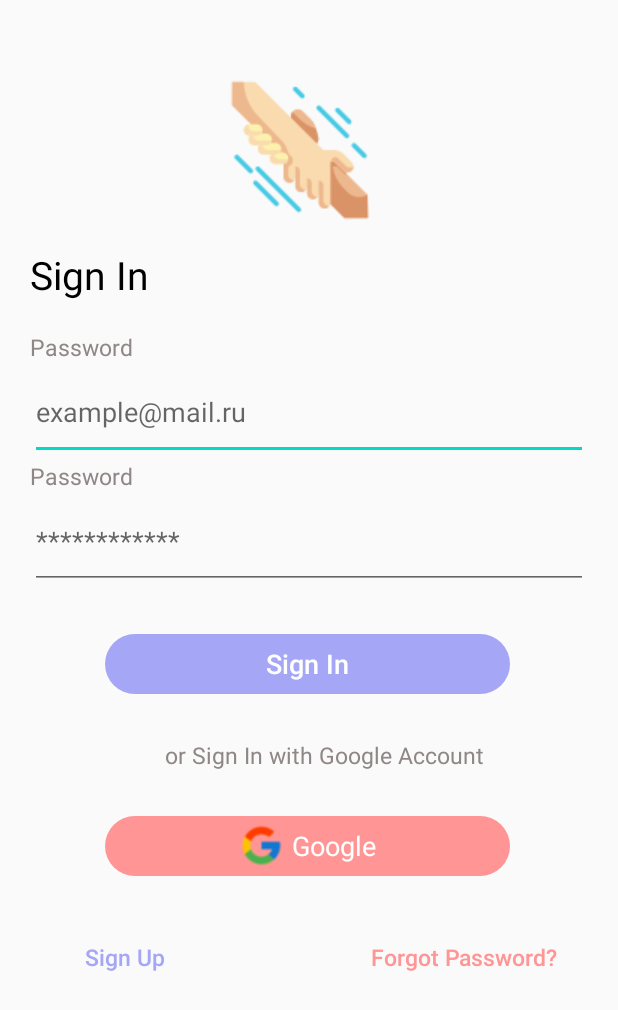
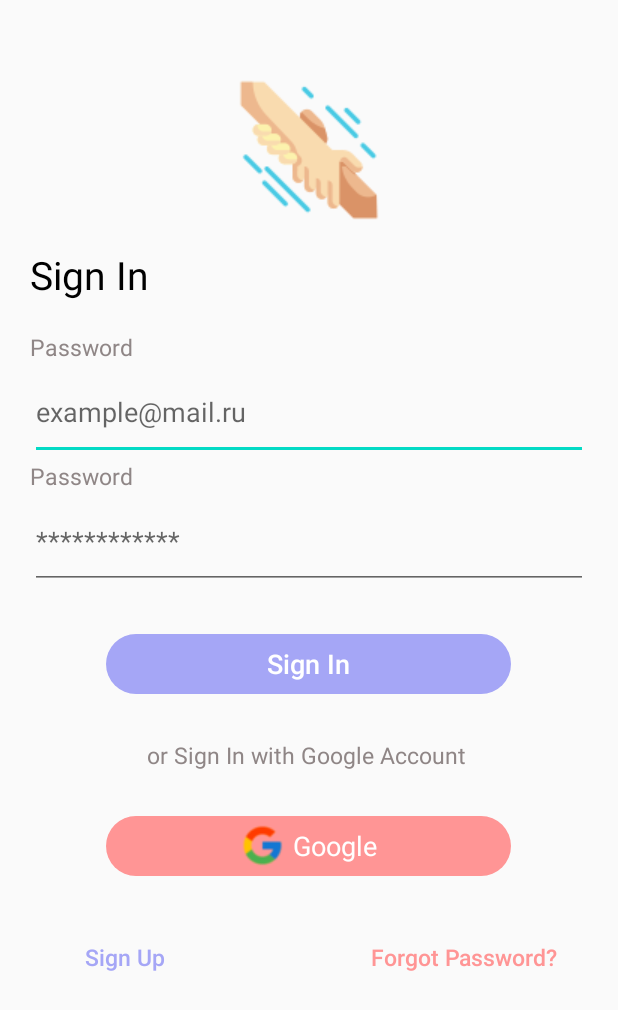
Before and after one commit to OSLL/adfmp1h22-pay-it-forward, an Android app: the screen it shows after launch (MainActivity), on a phone screen of 412 x 824 dp. Shown: the top 1010 px of the screen. Run offline under Robolectric (Android 15) with nearby library versions, the phone set to English and light mode, and no system bars.

Commit message:
add LinearLayouts

```diff
--- a/app/src/main/res/layout/activity_main.xml
+++ b/app/src/main/res/layout/activity_main.xml
@@ -6,21 +6,25 @@
     android:layout_height="match_parent"
     tools:context=".MainActivity">
 
+    <LinearLayout
+        android:id="@+id/LinearLayout"
+        android:layout_width="match_parent"
+        android:layout_height="wrap_content"
+        android:layout_marginTop="50dp"
+        android:gravity="center_horizontal">
+
         <ImageView
             android:id="@+id/icon"
             android:layout_width="wrap_content"
             android:layout_height="wrap_content"
-        android:layout_marginLeft="150dp"
-        android:layout_marginTop="50dp"
-        android:layout_marginRight="20dp"
-        android:src="@drawable/icon"
-        />
+            android:src="@drawable/icon" />
+    </LinearLayout>
 
     <TextView
         android:id="@+id/log_in"
         android:layout_width="match_parent"
         android:layout_height="wrap_content"
-        android:layout_below="@+id/icon"
+        android:layout_below="@+id/LinearLayout"
         android:layout_marginLeft="20dp"
         android:layout_marginTop="15dp"
         android:layout_marginRight="20dp"
@@ -86,16 +90,18 @@
         android:inputType="textPassword"
         android:paddingBottom="20dp" />
 
+    <LinearLayout
+        android:id="@+id/LinearLayout1"
+        android:layout_width="match_parent"
+        android:layout_height="wrap_content"
+        android:layout_below="@+id/password"
+        android:layout_marginTop="30dp"
+        android:gravity="center_horizontal">
 
         <Button
-
             android:id="@+id/login_button"
             android:layout_width="270dp"
             android:layout_height="40dp"
-        android:layout_below="@+id/password"
-        android:layout_marginLeft="70dp"
-        android:layout_marginTop="30dp"
-        android:layout_marginRight="20dp"
             android:background="@drawable/rounded_button"
             android:enabled="false"
             android:gravity="center_horizontal|center_vertical"
@@ -103,20 +109,33 @@
             android:textAllCaps="false"
             android:textColor="#FFFFFF"
             android:textSize="18sp" />
+    </LinearLayout>
+
+    <LinearLayout
+        android:id="@+id/LinearLayout2"
+        android:layout_width="match_parent"
+        android:layout_height="wrap_content"
+        android:layout_below="@+id/LinearLayout1"
+        android:layout_marginTop="30dp"
+        android:gravity="center_horizontal">
 
         <TextView
-
             android:id="@+id/orsigninwithgoogle"
             android:layout_width="match_parent"
             android:layout_height="wrap_content"
-        android:layout_below="@+id/login_button"
-        android:layout_marginLeft="110dp"
-        android:layout_marginTop="30dp"
-        android:layout_marginRight="20dp"
-        android:drawablePadding="10dp"
+            android:gravity="center_horizontal"
             android:text="or Sign In with Google Account "
             android:textColor="#8F8686"
             android:textSize="15sp" />
+    </LinearLayout>
+
+    <LinearLayout
+        android:id="@+id/LinearLayout3"
+        android:layout_width="match_parent"
+        android:layout_height="wrap_content"
+        android:layout_below="@+id/LinearLayout2"
+        android:layout_marginTop="30dp"
+        android:gravity="center_horizontal">
 
         <LinearLayout
             android:id="@+id/button"
@@ -124,10 +143,6 @@
             android:layout_height="40dp"
             android:background="@drawable/rounded_button_pink"
             android:clickable="true"
-        android:layout_below="@+id/orsigninwithgoogle"
-        android:layout_marginStart="70dp"
-        android:layout_marginTop="30dp"
-        android:layout_marginEnd="20dp"
             android:focusable="true"
             android:gravity="center_horizontal"
             >
@@ -151,42 +166,48 @@
                 android:textColor="#FFFFFF"
                 android:textSize="18sp" />
         </LinearLayout>
+    </LinearLayout>
 
+
+    <LinearLayout
+        android:id="@+id/LinearLayout4"
+        android:layout_width="match_parent"
+        android:layout_height="wrap_content"
+        android:layout_below="@+id/LinearLayout3"
+        android:layout_marginTop="30dp"
+        android:gravity="center_horizontal">
 
         <LinearLayout
             android:id="@+id/button1"
             android:layout_width="match_parent"
             android:layout_height="wrap_content"
             android:clickable="true"
-        android:layout_below="@+id/button"
-        android:layout_marginTop="30dp"
             android:focusable="true"
-        android:gravity="center_horizontal"
-        >
-
+            android:gravity="center_horizontal">
 
             <Button
                 android:id="@+id/forget"
                 android:layout_width="wrap_content"
                 android:layout_height="wrap_content"
+                android:layout_marginEnd="120dp"
+                android:background="?android:attr/selectableItemBackground"
                 android:enabled="false"
                 android:text="Sign Up"
-            android:layout_marginRight="120dp"
                 android:textAllCaps="false"
                 android:textColor="#A5A6F6"
-            android:background="?android:attr/selectableItemBackground"
                 android:textSize="15sp" />
+
             <Button
                 android:id="@+id/forget1"
                 android:layout_width="wrap_content"
                 android:layout_height="wrap_content"
+                android:background="?android:attr/selectableItemBackground"
                 android:enabled="false"
-            android:background="?android:attr/selectableItemBackground"
                 android:text="Forgot Password?"
                 android:textAllCaps="false"
                 android:textColor="#FF9595"
-            android:textSize="15sp"
-            />
+                android:textSize="15sp" />
+        </LinearLayout>
     </LinearLayout>
 
 
```
Lines whose indentation alone changed are shown as unchanged.
